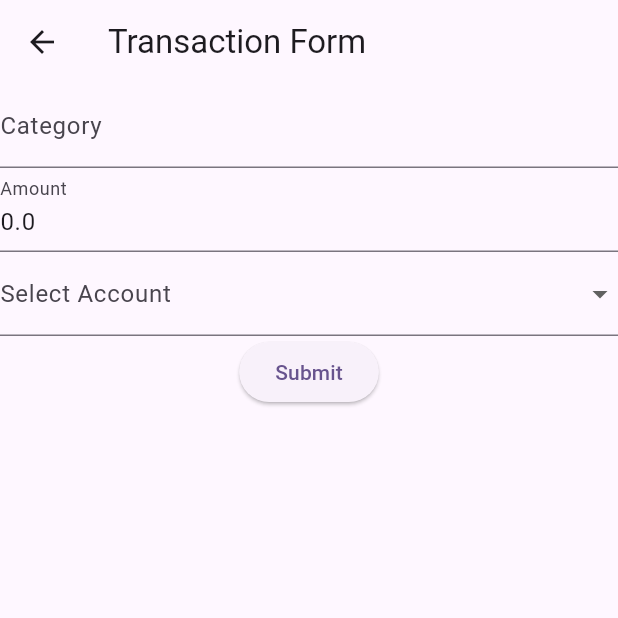
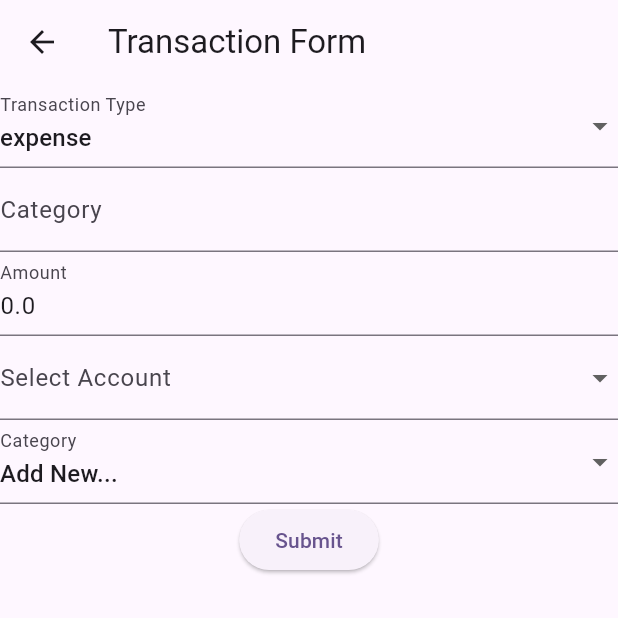
Before and after one commit to JasicMila/budgeting_saving_app, a Flutter app: the screen it shows once a user with an empty profile is signed in, item 3 of the bottom bar chosen, after a tap on the "add" icon, on a phone screen of 412 x 824 dp, the top half of it. Run offline on Flutter 3.47's test engine with Material 3 defaults, Android fonts, the phone set to English and light mode, and no system bars; our stand-ins replace cloud_firestore, firebase_auth, firebase_core, flutter_dotenv; accounts and stored records are empty.

Commit message:
added categories to collection and project

```diff
--- a/lib/src/models/category.dart
+++ b/lib/src/models/category.dart
@@ -5,11 +5,26 @@ class Category {
   final String iconPath; // Optional: For custom icons
 
   Category({
-    required this.id,
+    this.id = '',
     required this.name,
     required this.type,
-    required this.iconPath,
+    this.iconPath = '',
   });
 
-// Optional: Conversion methods
+  Map<String, dynamic> toMap() {
+    return {
+      'name': name,
+      'type': type,
+      'iconPath': iconPath,
+    };
+  }
+
+  static Category fromMap(Map<String, dynamic> map, String documentId) {
+    return Category(
+      id: documentId,
+      name: map['name'],
+      type: map['type'],
+      iconPath: map['iconPath'] ?? '',
+    );
+  }
 }
--- /dev/null
+++ b/lib/src/services/category_service.dart
@@ -0,0 +1,47 @@
+import 'package:cloud_firestore/cloud_firestore.dart';
+import 'package:firebase_auth/firebase_auth.dart';
+import 'package:budgeting_saving_app/src/models/category.dart';
+
+class CategoryService {
+  final FirebaseFirestore _firestore = FirebaseFirestore.instance;
+
+  // Fetch categories
+  Future<List<Category>> fetchCategories({String? type}) async {
+    try {
+      Query<Map<String, dynamic>> query = _firestore.collection('categories');
+      if (type != null) {
+        query = query.where('type', isEqualTo: type);
+      }
+      final QuerySnapshot<Map<String, dynamic>> categorySnapshot = await query.get();
+
+      return categorySnapshot.docs
+          .map((doc) => Category.fromMap(doc.data()!, doc.id))
+          .toList();
+    } catch (e) {
+      print("Error fetching categories: $e");
+      return [];
+    }
+  }
+
+  // Add a new category
+  Future<void> addCategory(Category category) async {
+    try {
+      print("Adding category: ${category.name}");
+      await _firestore.collection('categories').add(category.toMap());
+      print("Category added successfully");
+    } catch (e) {
+      print("Error adding category: $e");
+      // Handle the error appropriately
+    }
+  }
+
+  // Update an existing category
+  Future<void> updateCategory(Category category) async {
+    await _firestore.collection('categories').doc(category.id).update(category.toMap());
+  }
+
+  // Delete a category
+  Future<void> deleteCategory(String categoryId) async {
+    await _firestore.collection('categories').doc(categoryId).delete();
+  }
+}
--- a/lib/src/views/screens/transactions_page.dart
+++ b/lib/src/views/screens/transactions_page.dart
@@ -47,7 +47,7 @@ class TransactionsPageState extends State<TransactionsPage> {
                   doc.data() as Map<String, dynamic>, doc.id);
 
               return ListTile(
-                title: Text("${transaction.category} - ${transaction.amount}"),
+                title: Text("${transaction.type}: ${transaction.category} - ${transaction.amount}"),
                 subtitle: Text(
                     "${DateFormat.yMd().format(transaction.date)} | Account: ${accountNames[transaction.accountId] ?? 'Unknown'}"),
                 onTap: () => navigateToTransactionForm(context, transaction),
--- a/lib/src/views/widgets/transaction_form_widget.dart
+++ b/lib/src/views/widgets/transaction_form_widget.dart
@@ -1,8 +1,11 @@
+
 import 'package:flutter/material.dart';
 import 'package:budgeting_saving_app/src/models/transaction.dart' as model;
 import 'package:budgeting_saving_app/src/models/account.dart';
+import 'package:budgeting_saving_app/src/models/category.dart' as app;
 import 'package:budgeting_saving_app/src/services/account_service.dart';
-import 'package:intl/intl.dart';
+import 'package:budgeting_saving_app/src/services/category_service.dart' as app;
+
 
 // Define a callback type for form submission
 typedef TransactionFormSubmitCallback = Function(model.Transaction transaction);
@@ -23,20 +26,20 @@ class TransactionForm extends StatefulWidget {
 
 class TransactionFormState extends State<TransactionForm> {
   final _formKey = GlobalKey<FormState>();
-  late String _type;
   late String _category;
   late double _amount;
   late DateTime _date;
   String? selectedAccountId;
+  String _selectedType = 'expense'; // Default value
 
   @override
   void initState() {
     super.initState();
-    _type = widget.initialTransaction?.type ?? 'expense';
     _category = widget.initialTransaction?.category ?? '';
     _amount = widget.initialTransaction?.amount ?? 0.0;
     _date = widget.initialTransaction?.date ?? DateTime.now();
     selectedAccountId = widget.initialTransaction?.accountId;
+    _selectedType = widget.initialTransaction?.type ?? 'expense';
   }
 
   @override
@@ -45,11 +48,31 @@ class TransactionFormState extends State<TransactionForm> {
       key: _formKey,
       child: Column(
         children: <Widget>[
+          DropdownButtonFormField<String>(
+            value: _selectedType,
+            onChanged: (String? newValue) {
+              setState(() {
+                _selectedType = newValue!;
+              });
+            },
+            items: <String>['income', 'expense']
+                .map<DropdownMenuItem<String>>((String value) {
+              return DropdownMenuItem<String>(
+                value: value,
+                child: Text(value),
+              );
+            }).toList(),
+            decoration: const InputDecoration(
+              labelText: 'Transaction Type',
+            ),
+          ),
+
           TextFormField(
             initialValue: _category,
             decoration: const InputDecoration(labelText: 'Category'),
             onSaved: (value) => _category = value ?? '',
-            validator: (value) => value!.isEmpty ? 'Please enter a category' : null,
+            validator: (value) =>
+                value!.isEmpty ? 'Please enter a category' : null,
           ),
           TextFormField(
             initialValue: _amount.toString(),
@@ -57,12 +80,14 @@ class TransactionFormState extends State<TransactionForm> {
             keyboardType: const TextInputType.numberWithOptions(decimal: true),
             onSaved: (value) => _amount = double.tryParse(value!) ?? 0.0,
             validator: (value) {
-              if (value == null || double.tryParse(value) == null) return 'Please enter a valid amount';
+              if (value == null || double.tryParse(value) == null)
+                return 'Please enter a valid amount';
               return null;
             },
           ),
           FutureBuilder<List<Account>>(
-            future: AccountService().fetchAccounts(), // Adjust based on your implementation
+            future: AccountService().fetchAccounts(),
+            // Adjust based on your implementation
             builder: (context, snapshot) {
               if (!snapshot.hasData) return const CircularProgressIndicator();
               List<Account> accounts = snapshot.data!;
@@ -73,7 +98,8 @@ class TransactionFormState extends State<TransactionForm> {
                     selectedAccountId = newValue;
                   });
                 },
-                items: accounts.map<DropdownMenuItem<String>>((Account account) {
+                items:
+                    accounts.map<DropdownMenuItem<String>>((Account account) {
                   return DropdownMenuItem<String>(
                     value: account.id,
                     child: Text(account.name),
@@ -85,6 +111,52 @@ class TransactionFormState extends State<TransactionForm> {
               );
             },
           ),
+          FutureBuilder<List<app.Category>>(
+            future: app.CategoryService().fetchCategories(type: _selectedType),
+            builder: (context, snapshot) {
+              if (!snapshot.hasData) return const CircularProgressIndicator();
+
+              List<String> categoryNames = snapshot.data!
+                  .map((category) => category.name)
+                  .toSet() // Remove duplicates
+                  .toList();
+
+              if (!categoryNames.contains('Add New...')) {
+                categoryNames.add('Add New...');
+              }
+
+              if (_category == null || !categoryNames.contains(_category)) {
+                _category = categoryNames.first;
+              }
+
+              print("Category Names: $categoryNames");
+              print("Current Value of _category: $_category");
+
+              return DropdownButtonFormField<String>(
+                value: _category,
+                onChanged: (String? newValue) {
+                  if (newValue == 'Add New...') {
+                    _promptAddNewCategory(context);
+                  } else {
+                    setState(() {
+                      _category = newValue!;
+                    });
+                  }
+                },
+                items:
+                    categoryNames.map<DropdownMenuItem<String>>((String name) {
+                  return DropdownMenuItem<String>(
+                    value: name,
+                    child: Text(name),
+                  );
+                }).toList(),
+                decoration: const InputDecoration(
+                  labelText: 'Category',
+                ),
+              );
+            },
+          ),
+
           // Add fields for type and date as needed
           ElevatedButton(
             onPressed: _submitForm,
@@ -94,15 +166,55 @@ class TransactionFormState extends State<TransactionForm> {
       ),
     );
   }
+
+  void _promptAddNewCategory(BuildContext context) {
+    TextEditingController newCategoryController = TextEditingController();
+
+    showDialog(
+      context: context,
+      builder: (context) => AlertDialog(
+        title: const Text('Add New Category'),
+        content: TextField(
+          controller: newCategoryController,
+          decoration: const InputDecoration(hintText: 'Category Name'),
+        ),
+        actions: [
+          TextButton(
+            onPressed: () async {
+              Navigator.of(context).pop();
+              final String newCategoryName = newCategoryController.text.trim();
+              if (newCategoryName.isNotEmpty) {
+                // Create a new Category object
+                final newCategory = app.Category(
+                  name: newCategoryName,
+                  type:
+                      _selectedType, // Make sure _selectedType is accessible here
+                );
+                // Save new category to Firestore using CategoryService
+                await app.CategoryService().addCategory(newCategory);
+
+                setState(() {
+                  _category =
+                      newCategoryName; // Set the newly added category as selected
+                });
+              }
+            },
+            child: const Text('Add'),
+          ),
+        ],
+      ),
+    );
+  }
+
   void _submitForm() {
     if (_formKey.currentState!.validate()) {
       _formKey.currentState!.save();
-      // Modify this part to include the accountId in the transaction
       widget.onSubmit(
         model.Transaction(
           id: widget.initialTransaction?.id ?? '',
-          accountId: selectedAccountId ?? '', // Use the selected account ID
-          type: _type,
+          accountId: selectedAccountId ?? '',
+          // Use the selected account ID
+          type: _selectedType,
           category: _category,
           amount: _amount,
           date: _date,
```
Also changed, not shown: lib/src/views/screens/categories_page.dart (added, +69 -0 lines).
